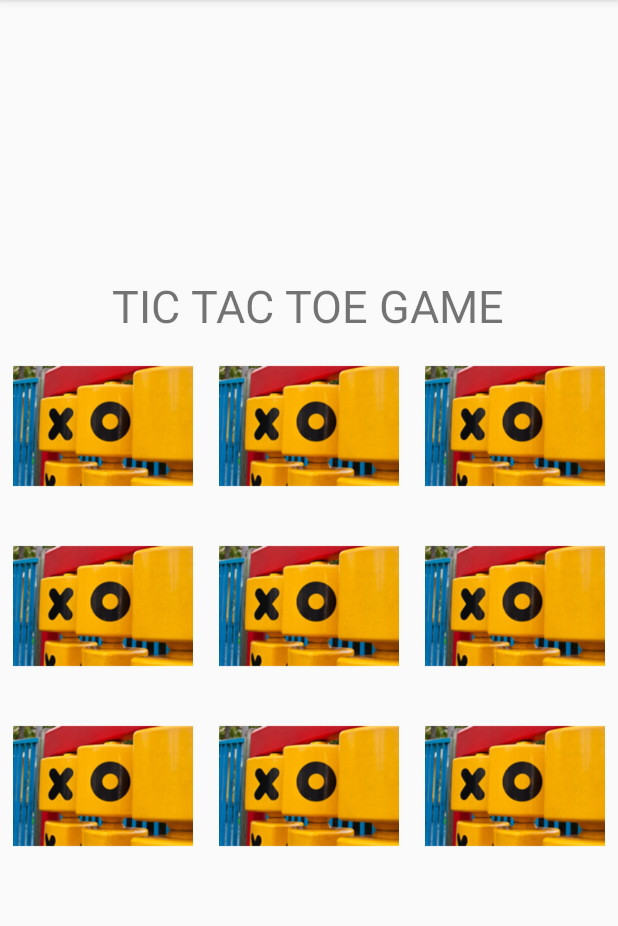
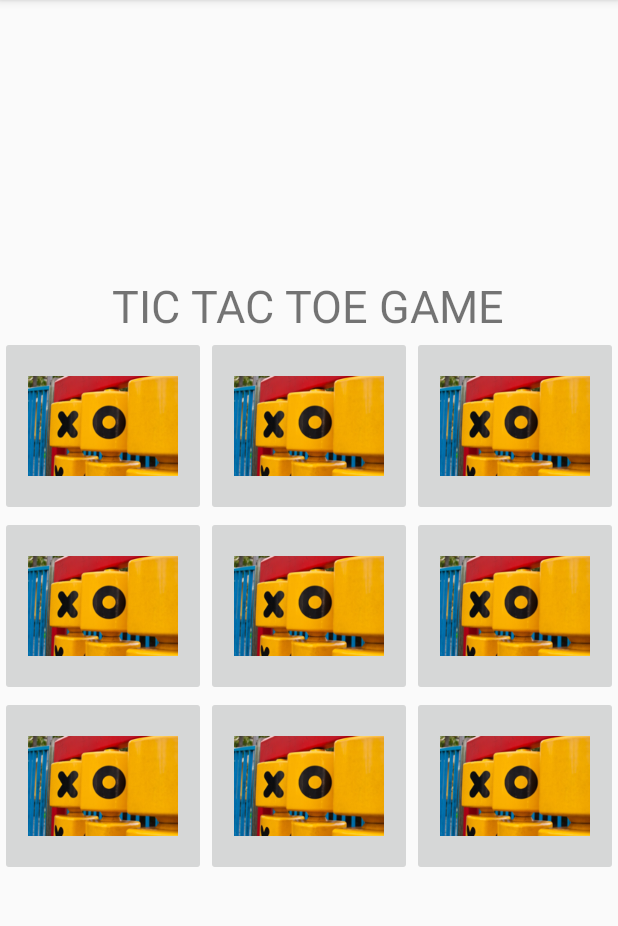
Before and after one commit to sungzz/TICTACTOEKOTLIN, an Android app: the screen it shows after launch (TicTacToeActivity), on a phone screen of 412 x 824 dp, the part 84-1010 px from its top. Run offline under Robolectric (Android 15) with nearby library versions, the phone set to English and light mode, and no system bars.

Commit message:
fix error code

```diff
--- a/app/src/main/java/santoni/packag/com/tictactoekotlin/TicTacToeActivity.kt
+++ b/app/src/main/java/santoni/packag/com/tictactoekotlin/TicTacToeActivity.kt
@@ -2,6 +2,7 @@ package santoni.packag.com.tictactoekotlin
 
 import android.graphics.Color
 import android.support.v7.app.AppCompatActivity
+import android.support.v7.widget.AppCompatImageView
 import android.os.Bundle
 import android.view.View
 import android.widget.ImageButton
@@ -16,9 +17,8 @@ class TicTacToeActivity : AppCompatActivity() {
 
     fun imageButtonTap(view: View){
 
+        val selectedImageButton: ImageButton = view as ImageButton
 
-
-        val selectedImageButton: ImageButton = view as ImageButton
         when (selectedImageButton.id) {
 
             R.id.imgbutton1 -> tableLayout.setBackgroundColor(Color.YELLOW)
--- a/app/src/main/res/layout/activity_tic_tac_toe.xml
+++ b/app/src/main/res/layout/activity_tic_tac_toe.xml
@@ -27,7 +27,7 @@
         android:layout_height="wrap_content"
         android:gravity="center">
 
-        <ImageView
+        <ImageButton
             android:id="@+id/imgbutton1"
             android:layout_width="0dp"
             android:layout_height="120dp"
@@ -36,7 +36,7 @@
             android:scaleType="fitCenter"
             android:src="@drawable/place_holder" />
 
-        <ImageView
+        <ImageButton
             android:id="@+id/imgbutton2"
             android:layout_width="0dp"
             android:layout_height="120dp"
@@ -45,7 +45,7 @@
             android:scaleType="fitCenter"
             android:src="@drawable/place_holder" />
 
-        <ImageView
+        <ImageButton
             android:id="@+id/imgbutton3"
             android:layout_width="0dp"
             android:layout_height="120dp"
@@ -60,7 +60,7 @@
         android:layout_height="wrap_content"
         android:gravity="center">
 
-        <ImageView
+        <ImageButton
             android:id="@+id/imgbutton4"
             android:layout_width="0dp"
             android:layout_height="120dp"
@@ -69,7 +69,7 @@
             android:scaleType="fitCenter"
             android:src="@drawable/place_holder" />
 
-        <ImageView
+        <ImageButton
             android:id="@+id/imgbutton5"
             android:layout_width="0dp"
             android:layout_height="120dp"
@@ -78,7 +78,7 @@
             android:scaleType="fitCenter"
             android:src="@drawable/place_holder" />
 
-        <ImageView
+        <ImageButton
             android:id="@+id/imgbutton6"
             android:layout_width="0dp"
             android:layout_height="120dp"
@@ -93,7 +93,7 @@
         android:layout_height="wrap_content"
         android:gravity="center">
 
-        <ImageView
+        <ImageButton
             android:id="@+id/imgbutton7"
             android:layout_width="0dp"
             android:layout_height="120dp"
@@ -102,7 +102,7 @@
             android:scaleType="fitCenter"
             android:src="@drawable/place_holder" />
 
-        <ImageView
+        <ImageButton
             android:id="@+id/imgbutton8"
             android:layout_width="0dp"
             android:layout_height="120dp"
@@ -111,7 +111,7 @@
             android:scaleType="fitCenter"
             android:src="@drawable/place_holder" />
 
-        <ImageView
+        <ImageButton
             android:id="@+id/imgbutton9"
             android:layout_width="0dp"
             android:layout_height="120dp"
```
